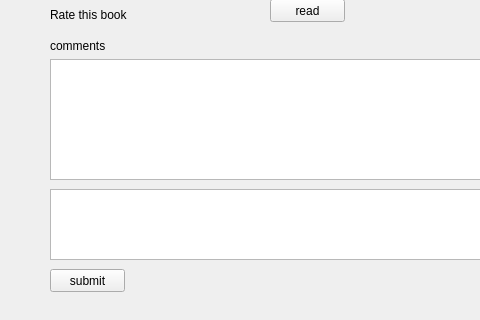
Qt form library/ui/bookpage.ui (josephxwf/E-library) before a commit; both pictures show x 0 to 480 and y 331 to 651 of the 1065 by 651 pixel window.
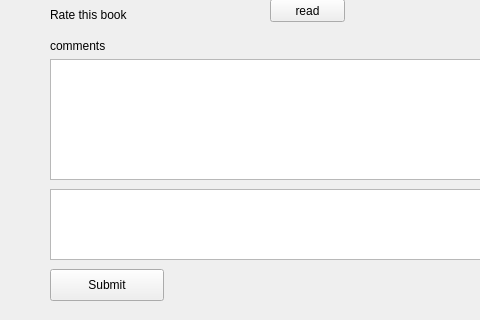
The same form after that commit.

Commit message: submit button

```diff
--- a/library/ui/bookpage.ui
+++ b/library/ui/bookpage.ui
@@ -74,18 +74,12 @@
      <height>71</height>
     </rect>
    </property>
-  </widget>
-  <widget class="QPushButton" name="submit_button">
-   <property name="geometry">
-    <rect>
-     <x>50</x>
-     <y>600</y>
-     <width>75</width>
-     <height>23</height>
-    </rect>
-   </property>
-   <property name="text">
-    <string>submit</string>
+   <property name="html">
+    <string>&lt;!DOCTYPE HTML PUBLIC &quot;-//W3C//DTD HTML 4.0//EN&quot; &quot;http://www.w3.org/TR/REC-html40/strict.dtd&quot;&gt;
+&lt;html&gt;&lt;head&gt;&lt;meta name=&quot;qrichtext&quot; content=&quot;1&quot; /&gt;&lt;style type=&quot;text/css&quot;&gt;
+p, li { white-space: pre-wrap; }
+&lt;/style&gt;&lt;/head&gt;&lt;body style=&quot; font-family:'.Lucida Grande UI'; font-size:13pt; font-weight:400; font-style:normal;&quot;&gt;
+&lt;p style=&quot;-qt-paragraph-type:empty; margin-top:0px; margin-bottom:0px; margin-left:0px; margin-right:0px; -qt-block-indent:0; text-indent:0px;&quot;&gt;&lt;br /&gt;&lt;/p&gt;&lt;/body&gt;&lt;/html&gt;</string>
    </property>
   </widget>
   <widget class="QWidget" name="layoutWidget">
@@ -228,6 +222,19 @@
     <string>50</string>
    </property>
   </widget>
+  <widget class="QPushButton" name="SubmitButton">
+   <property name="geometry">
+    <rect>
+     <x>50</x>
+     <y>600</y>
+     <width>114</width>
+     <height>32</height>
+    </rect>
+   </property>
+   <property name="text">
+    <string>Submit</string>
+   </property>
+  </widget>
  </widget>
  <resources/>
  <connections/>
```
Left out of the diff: 39 changed lines with no effect on the pictures. The commit also changes 3 other files.
